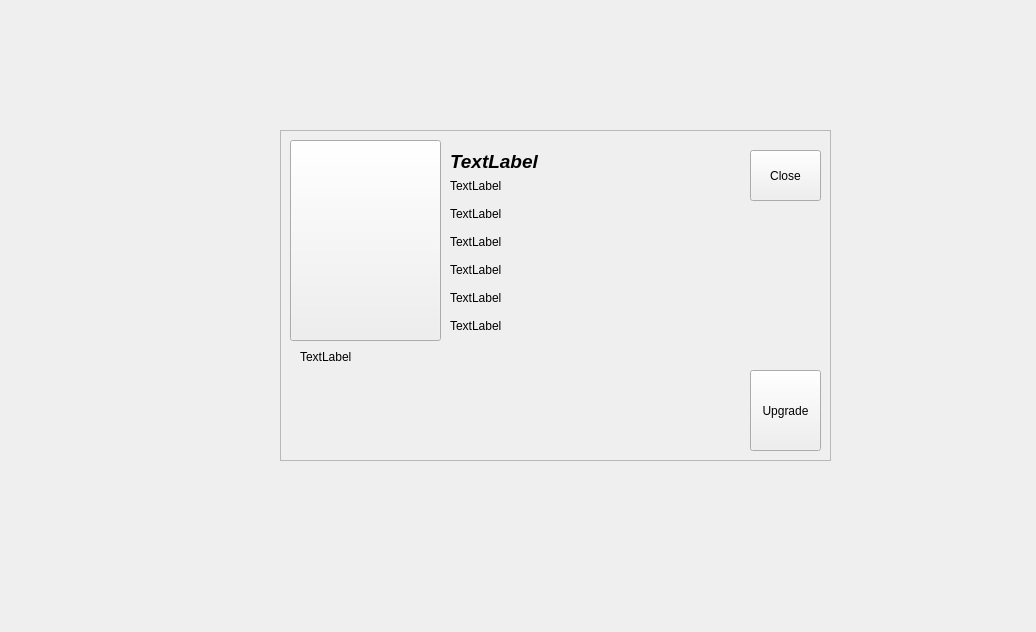
This is detailView.ui in Mrjimjr/ECE477 as Qt 5 draws it before an edit. The edited form follows.
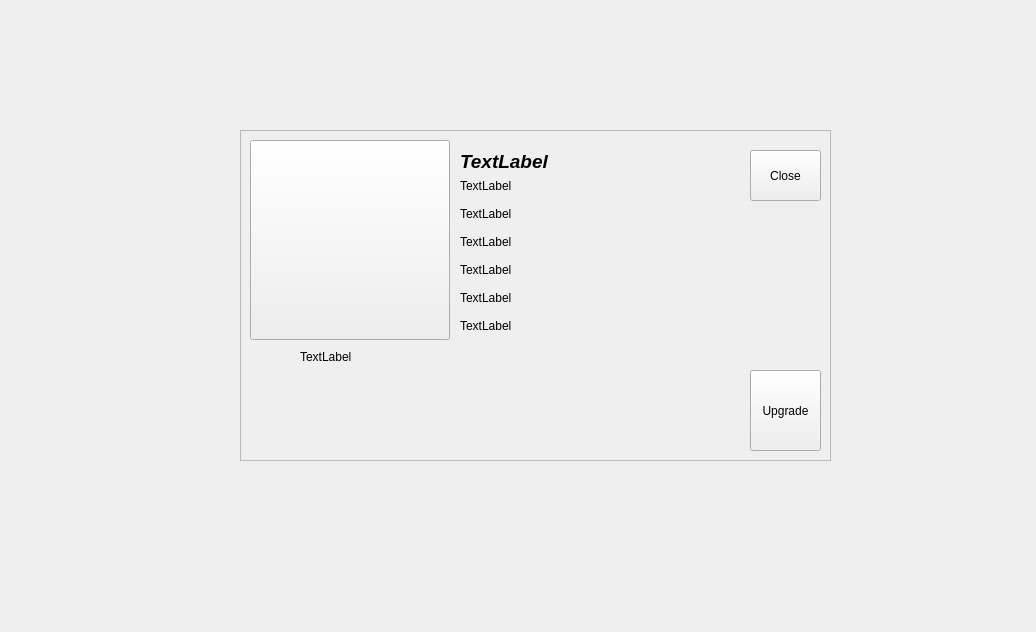
This is the edited form.

Diff of the .ui file:
```diff
--- a/detailView.ui
+++ b/detailView.ui
@@ -16,9 +16,9 @@
   <widget class="QFrame" name="frame">
    <property name="geometry">
     <rect>
-     <x>280</x>
+     <x>240</x>
      <y>130</y>
-     <width>551</width>
+     <width>591</width>
      <height>331</height>
     </rect>
    </property>
@@ -39,8 +39,8 @@
      <rect>
       <x>10</x>
       <y>10</y>
-      <width>151</width>
-      <height>201</height>
+      <width>200</width>
+      <height>200</height>
      </rect>
     </property>
     <property name="text">
@@ -50,7 +50,7 @@
    <widget class="QLabel" name="label_propText">
     <property name="geometry">
      <rect>
-      <x>20</x>
+      <x>60</x>
       <y>220</y>
       <width>421</width>
       <height>91</height>
@@ -69,7 +69,7 @@
     </property>
     <property name="geometry">
      <rect>
-      <x>470</x>
+      <x>510</x>
       <y>20</y>
       <width>71</width>
       <height>51</height>
@@ -88,7 +88,7 @@
     </property>
     <property name="geometry">
      <rect>
-      <x>470</x>
+      <x>510</x>
       <y>240</y>
       <width>71</width>
       <height>81</height>
@@ -104,7 +104,7 @@
    <widget class="QWidget" name="">
     <property name="geometry">
      <rect>
-      <x>170</x>
+      <x>220</x>
       <y>20</y>
       <width>291</width>
       <height>191</height>
```
